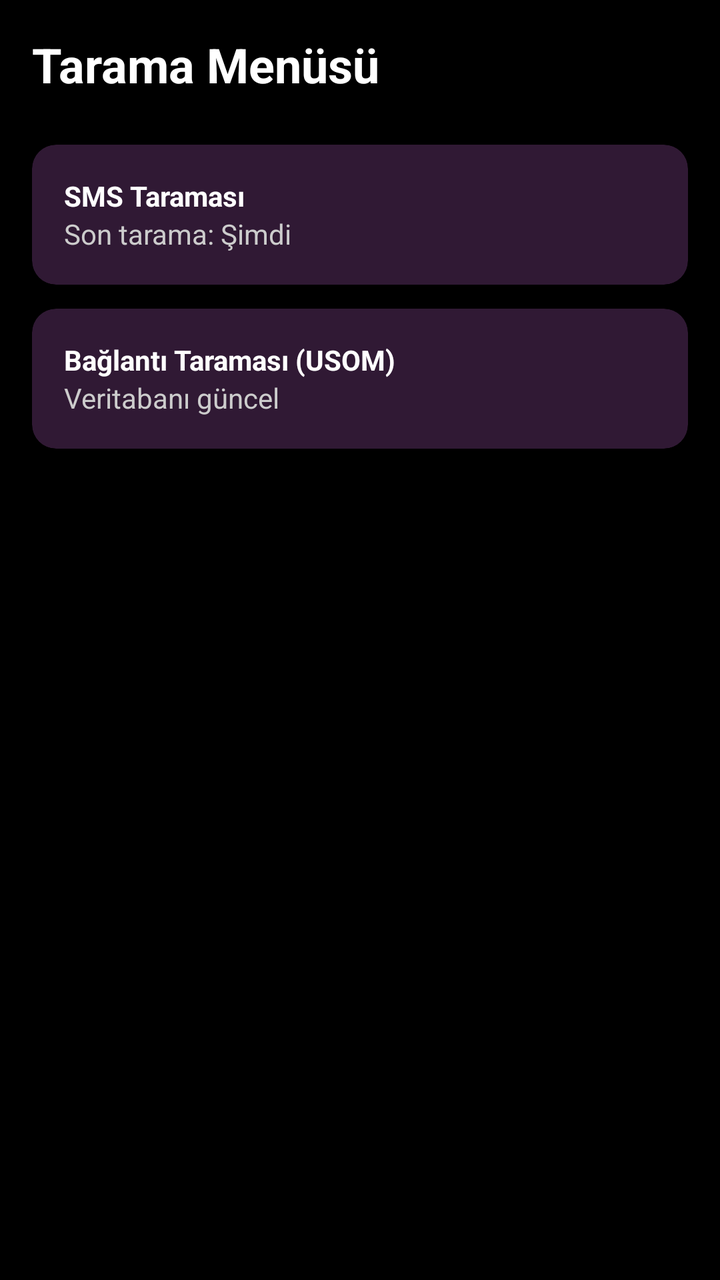
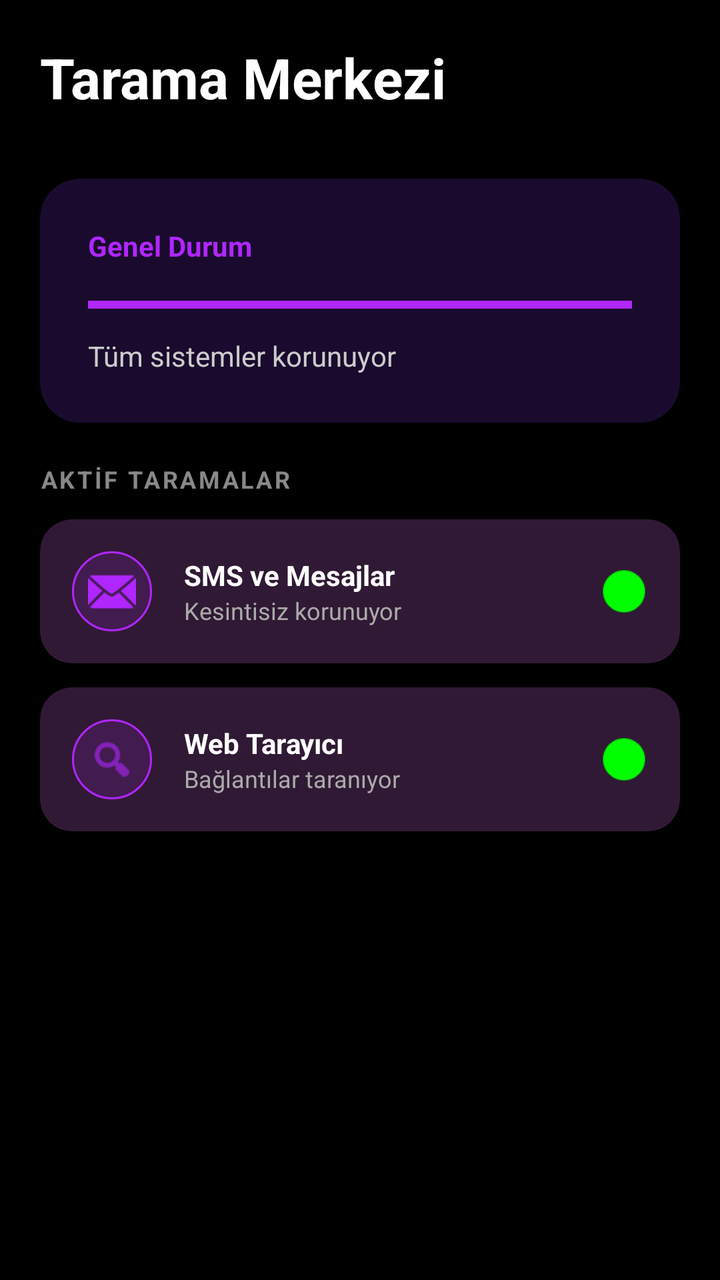

Screens rendered from an Android XML layout before and after an edit, with the pre-edit source and the edit as a unified diff.
<!-- AndroidManifest.xml: application theme Theme.FunGuard -->
<!-- res/layout/fragment_scan.xml -->
<?xml version="1.0" encoding="utf-8"?>
<androidx.constraintlayout.widget.ConstraintLayout xmlns:android="http://schemas.android.com/apk/res/android"
    xmlns:app="http://schemas.android.com/apk/res-auto"
    android:layout_width="match_parent"
    android:layout_height="match_parent"
    android:background="@color/black"
    android:padding="16dp">

    <TextView
        android:id="@+id/tv_scan_title"
        android:layout_width="wrap_content"
        android:layout_height="wrap_content"
        android:text="Tarama Menüsü"
        android:textColor="@color/white"
        android:textSize="24sp"
        android:textStyle="bold"
        app:layout_constraintStart_toStartOf="parent"
        app:layout_constraintTop_toTopOf="parent" />

    <LinearLayout
        android:layout_width="match_parent"
        android:layout_height="0dp"
        android:layout_marginTop="24dp"
        android:orientation="vertical"
        app:layout_constraintBottom_toBottomOf="parent"
        app:layout_constraintTop_toBottomOf="@id/tv_scan_title">

        <androidx.cardview.widget.CardView
            android:layout_width="match_parent"
            android:layout_height="wrap_content"
            android:layout_marginBottom="12dp"
            app:cardBackgroundColor="@color/deep_purple"
            app:cardCornerRadius="12dp">
            <LinearLayout
                android:layout_width="match_parent"
                android:layout_height="wrap_content"
                android:orientation="vertical"
                android:padding="16dp">
                <TextView
                    android:layout_width="wrap_content"
                    android:layout_height="wrap_content"
                    android:text="SMS Taraması"
                    android:textColor="@color/white"
                    android:textStyle="bold" />
                <TextView
                    android:layout_width="wrap_content"
                    android:layout_height="wrap_content"
                    android:text="Son tarama: Şimdi"
                    android:textColor="#CCCCCC" />
            </LinearLayout>
        </androidx.cardview.widget.CardView>

        <androidx.cardview.widget.CardView
            android:layout_width="match_parent"
            android:layout_height="wrap_content"
            android:layout_marginBottom="12dp"
            app:cardBackgroundColor="@color/deep_purple"
            app:cardCornerRadius="12dp">
            <LinearLayout
                android:layout_width="match_parent"
                android:layout_height="wrap_content"
                android:orientation="vertical"
                android:padding="16dp">
                <TextView
                    android:layout_width="wrap_content"
                    android:layout_height="wrap_content"
                    android:text="Bağlantı Taraması (USOM)"
                    android:textColor="@color/white"
                    android:textStyle="bold" />
                <TextView
                    android:layout_width="wrap_content"
                    android:layout_height="wrap_content"
                    android:text="Veritabanı güncel"
                    android:textColor="#CCCCCC" />
            </LinearLayout>
        </androidx.cardview.widget.CardView>

    </LinearLayout>

</androidx.constraintlayout.widget.ConstraintLayout>
<!-- resources referenced by this layout -->
<resources>
  <color name="black">#000000</color>
  <color name="deep_purple">#301934</color>
  <color name="white">#FFFFFF</color>
  <style name="Theme.FunGuard" parent="Theme.Material3.DayNight.NoActionBar">
          
          <item name="colorPrimary">@color/neon_purple</item>
          <item name="colorOnPrimary">@color/white</item>
          
          <item name="colorSecondary">@color/deep_purple</item>
          <item name="colorOnSecondary">@color/white</item>
          
          <item name="android:statusBarColor">@color/black</item>
          <item name="android:windowBackground">@color/black</item>
      </style>
  <color name="neon_purple">#B026FF</color>
</resources>

<!-- the commit's change to res/layout/fragment_scan.xml (unified diff, before → after) -->
@@ -4,77 +4,186 @@
     android:layout_width="match_parent"
     android:layout_height="match_parent"
     android:background="@color/black"
-    android:padding="16dp">
+    android:padding="20dp">
 
     <TextView
-        android:id="@+id/tv_scan_title"
+        android:id="@+id/tv_scan_header"
         android:layout_width="wrap_content"
         android:layout_height="wrap_content"
-        android:text="Tarama Menüsü"
+        android:text="Tarama Merkezi"
         android:textColor="@color/white"
-        android:textSize="24sp"
+        android:textSize="28sp"
         android:textStyle="bold"
         app:layout_constraintStart_toStartOf="parent"
         app:layout_constraintTop_toTopOf="parent" />
 
+    <androidx.cardview.widget.CardView
+        android:id="@+id/cv_scan_progress"
+        android:layout_width="match_parent"
+        android:layout_height="wrap_content"
+        android:layout_marginTop="32dp"
+        app:cardBackgroundColor="@color/dark_purple"
+        app:cardCornerRadius="20dp"
+        app:cardElevation="0dp"
+        app:layout_constraintTop_toBottomOf="@id/tv_scan_header">
+
+        <LinearLayout
+            android:layout_width="match_parent"
+            android:layout_height="wrap_content"
+            android:orientation="vertical"
+            android:padding="24dp">
+
+            <TextView
+                android:layout_width="wrap_content"
+                android:layout_height="wrap_content"
+                android:text="Genel Durum"
+                android:textColor="@color/neon_purple"
+                android:textStyle="bold" />
+
+            <ProgressBar
+                android:id="@+id/scan_progress"
+                style="?android:attr/progressBarStyleHorizontal"
+                android:layout_width="match_parent"
+                android:layout_height="8dp"
+                android:layout_marginTop="16dp"
+                android:progress="100"
+                android:progressTint="@color/neon_purple" />
+
+            <TextView
+                android:layout_width="wrap_content"
+                android:layout_height="wrap_content"
+                android:layout_marginTop="12dp"
+                android:text="Tüm sistemler korunuyor"
+                android:textColor="#CCCCCC" />
+        </LinearLayout>
+    </androidx.cardview.widget.CardView>
+
     <LinearLayout
         android:layout_width="match_parent"
-        android:layout_height="0dp"
-        android:layout_marginTop="24dp"
+        android:layout_height="wrap_content"
+        android:layout_marginTop="20dp"
         android:orientation="vertical"
-        app:layout_constraintBottom_toBottomOf="parent"
-        app:layout_constraintTop_toBottomOf="@id/tv_scan_title">
+        app:layout_constraintTop_toBottomOf="@id/cv_scan_progress">
 
-        <androidx.cardview.widget.CardView
-            android:layout_width="match_parent"
+        <TextView
+            android:layout_width="wrap_content"
             android:layout_height="wrap_content"
-            android:layout_marginBottom="12dp"
-            app:cardBackgroundColor="@color/deep_purple"
-            app:cardCornerRadius="12dp">
-            <LinearLayout
-                android:layout_width="match_parent"
-                android:layout_height="wrap_content"
-                android:orientation="vertical"
-                android:padding="16dp">
-                <TextView
-                    android:layout_width="wrap_content"
-                    android:layout_height="wrap_content"
-                    android:text="SMS Taraması"
-                    android:textColor="@color/white"
-                    android:textStyle="bold" />
-                <TextView
-                    android:layout_width="wrap_content"
-                    android:layout_height="wrap_content"
-                    android:text="Son tarama: Şimdi"
-                    android:textColor="#CCCCCC" />
-            </LinearLayout>
-        </androidx.cardview.widget.CardView>
+            android:text="AKTİF TARAMALAR"
+            android:textColor="#888888"
+            android:textSize="12sp"
+            android:textStyle="bold"
+            android:letterSpacing="0.1"
+            android:layout_marginBottom="12dp" />
 
-        <androidx.cardview.widget.CardView
-            android:layout_width="match_parent"
-            android:layout_height="wrap_content"
-            android:layout_marginBottom="12dp"
-            app:cardBackgroundColor="@color/deep_purple"
-            app:cardCornerRadius="12dp">
-            <LinearLayout
-                android:layout_width="match_parent"
-                android:layout_height="wrap_content"
-                android:orientation="vertical"
-                android:padding="16dp">
-                <TextView
-                    android:layout_width="wrap_content"
-                    android:layout_height="wrap_content"
-                    android:text="Bağlantı Taraması (USOM)"
-                    android:textColor="@color/white"
-                    android:textStyle="bold" />
-                <TextView
-                    android:layout_width="wrap_content"
-                    android:layout_height="wrap_content"
-                    android:text="Veritabanı güncel"
-                    android:textColor="#CCCCCC" />
-            </LinearLayout>
-        </androidx.cardview.widget.CardView>
+        <include layout="@layout/item_scan" />
+        <include layout="@layout/item_scan_alt" />
 
     </LinearLayout>
 
 </androidx.constraintlayout.widget.ConstraintLayout>
+<!-- res/layout/item_scan.xml (included above) -->
+<?xml version="1.0" encoding="utf-8"?>
+<androidx.cardview.widget.CardView xmlns:android="http://schemas.android.com/apk/res/android"
+    xmlns:app="http://schemas.android.com/apk/res-auto"
+    android:layout_width="match_parent"
+    android:layout_height="wrap_content"
+    android:layout_marginBottom="12dp"
+    app:cardBackgroundColor="@color/deep_purple"
+    app:cardCornerRadius="16dp"
+    app:cardElevation="0dp">
+
+    <LinearLayout
+        android:layout_width="match_parent"
+        android:layout_height="wrap_content"
+        android:padding="16dp"
+        android:gravity="center_vertical"
+        android:orientation="horizontal">
+
+        <ImageView
+            android:layout_width="40dp"
+            android:layout_height="40dp"
+            android:src="@android:drawable/ic_dialog_email"
+            android:tint="@color/neon_purple"
+            android:padding="8dp"
+            android:background="@drawable/circle_outline_small" />
+
+        <LinearLayout
+            android:layout_width="0dp"
+            android:layout_height="wrap_content"
+            android:layout_weight="1"
+            android:layout_marginStart="16dp"
+            android:orientation="vertical">
+            <TextView
+                android:layout_width="wrap_content"
+                android:layout_height="wrap_content"
+                android:text="SMS ve Mesajlar"
+                android:textColor="@color/white"
+                android:textStyle="bold" />
+            <TextView
+                android:layout_width="wrap_content"
+                android:layout_height="wrap_content"
+                android:text="Kesintisiz korunuyor"
+                android:textColor="#AAAAAA"
+                android:textSize="12sp" />
+        </LinearLayout>
+
+        <ImageView
+            android:layout_width="24dp"
+            android:layout_height="24dp"
+            android:src="@android:drawable/presence_online"
+            android:tint="#00FF00" />
+    </LinearLayout>
+</androidx.cardview.widget.CardView>
+<!-- res/layout/item_scan_alt.xml (included above) -->
+<?xml version="1.0" encoding="utf-8"?>
+<androidx.cardview.widget.CardView xmlns:android="http://schemas.android.com/apk/res/android"
+    xmlns:app="http://schemas.android.com/apk/res-auto"
+    android:layout_width="match_parent"
+    android:layout_height="wrap_content"
+    android:layout_marginBottom="12dp"
+    app:cardBackgroundColor="@color/deep_purple"
+    app:cardCornerRadius="16dp"
+    app:cardElevation="0dp">
+
+    <LinearLayout
+        android:layout_width="match_parent"
+        android:layout_height="wrap_content"
+        android:padding="16dp"
+        android:gravity="center_vertical"
+        android:orientation="horizontal">
+
+        <ImageView
+            android:layout_width="40dp"
+            android:layout_height="40dp"
+            android:src="@android:drawable/ic_menu_search"
+            android:tint="@color/neon_purple"
+            android:padding="8dp"
+            android:background="@drawable/circle_outline_small" />
+
+        <LinearLayout
+            android:layout_width="0dp"
+            android:layout_height="wrap_content"
+            android:layout_weight="1"
+            android:layout_marginStart="16dp"
+            android:orientation="vertical">
+            <TextView
+                android:layout_width="wrap_content"
+                android:layout_height="wrap_content"
+                android:text="Web Tarayıcı"
+                android:textColor="@color/white"
+                android:textStyle="bold" />
+            <TextView
+                android:layout_width="wrap_content"
+                android:layout_height="wrap_content"
+                android:text="Bağlantılar taranıyor"
+                android:textColor="#AAAAAA"
+                android:textSize="12sp" />
+        </LinearLayout>
+
+        <ImageView
+            android:layout_width="24dp"
+            android:layout_height="24dp"
+            android:src="@android:drawable/presence_online"
+            android:tint="#00FF00" />
+    </LinearLayout>
+</androidx.cardview.widget.CardView>
<!-- resource entries referenced after the edit -->
@@ -1,8 +1,16 @@
 <!-- resources referenced by this layout -->
 <resources>
   <color name="black">#000000</color>
+  <color name="dark_purple">#1A0B2E</color>
   <color name="deep_purple">#301934</color>
   <color name="white">#FFFFFF</color>
+  <!-- drawable circle_outline_small (drawable) -->
+  <?xml version="1.0" encoding="utf-8"?>
+  <shape xmlns:android="http://schemas.android.com/apk/res/android"
+      android:shape="oval">
+      <stroke android:width="1dp" android:color="@color/neon_purple" />
+      <solid android:color="#22B026FF" />
+  </shape>
   <style name="Theme.FunGuard" parent="Theme.Material3.DayNight.NoActionBar">
           
           <item name="colorPrimary">@color/neon_purple</item>
